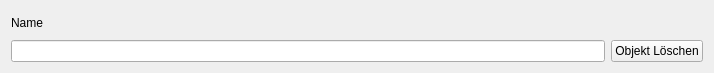
Old version of the form objectsettings.ui in the repository benediktrauch/VectorDrawing.
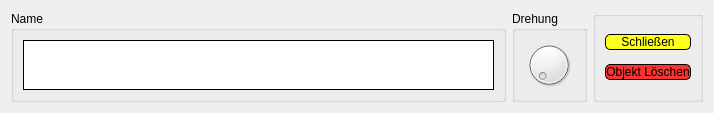
New version of the form. Icons and pictures are not drawn.

Commit message: added rotation, colors and buttons

Diff of the .ui file:
```diff
--- a/objectsettings.ui
+++ b/objectsettings.ui
@@ -13,22 +13,136 @@
   <property name="windowTitle">
    <string>Form</string>
   </property>
-  <layout class="QGridLayout" name="gridLayout">
-   <item row="0" column="0">
-    <widget class="QLabel" name="label">
-     <property name="text">
+  <layout class="QHBoxLayout" name="horizontalLayout">
+   <item>
+    <widget class="QGroupBox" name="Name">
+     <property name="sizePolicy">
+      <sizepolicy hsizetype="MinimumExpanding" vsizetype="Preferred">
+       <horstretch>0</horstretch>
+       <verstretch>0</verstretch>
+      </sizepolicy>
+     </property>
+     <property name="title">
       <string>Name</string>
      </property>
+     <layout class="QVBoxLayout" name="verticalLayout">
+      <item>
+       <widget class="QLineEdit" name="le_objectName">
+        <property name="sizePolicy">
+         <sizepolicy hsizetype="Preferred" vsizetype="Preferred">
+          <horstretch>0</horstretch>
+          <verstretch>0</verstretch>
+         </sizepolicy>
+        </property>
+        <property name="styleSheet">
+         <string notr="true">QLineEdit {
+     background-color: rgb(255, 255, 255); border: 1px solid black;
+}</string>
+        </property>
+       </widget>
+      </item>
+     </layout>
     </widget>
    </item>
-   <item row="1" column="0">
-    <widget class="QLineEdit" name="le_objectName"/>
+   <item>
+    <widget class="QGroupBox" name="groupBox">
+     <property name="title">
+      <string>Drehung</string>
+     </property>
+     <layout class="QHBoxLayout" name="horizontalLayout_2">
+      <item>
+       <widget class="QDial" name="dial">
+        <property name="sizePolicy">
+         <sizepolicy hsizetype="Preferred" vsizetype="Preferred">
+          <horstretch>0</horstretch>
+          <verstretch>0</verstretch>
+         </sizepolicy>
+        </property>
+        <property name="maximumSize">
+         <size>
+          <width>50</width>
+          <height>50</height>
+         </size>
+        </property>
+        <property name="baseSize">
+         <size>
+          <width>30</width>
+          <height>30</height>
+         </size>
+        </property>
+        <property name="maximum">
+         <number>360</number>
+        </property>
+        <property name="singleStep">
+         <number>5</number>
+        </property>
+        <property name="pageStep">
+         <number>90</number>
+        </property>
+        <property name="value">
+         <number>0</number>
+        </property>
+        <property name="sliderPosition">
+         <number>0</number>
+        </property>
+        <property name="orientation">
+         <enum>Qt::Horizontal</enum>
+        </property>
+        <property name="invertedControls">
+         <bool>false</bool>
+        </property>
+       </widget>
+      </item>
+     </layout>
+    </widget>
    </item>
-   <item row="1" column="2">
-    <widget class="QPushButton" name="pb_deleteObject">
-     <property name="text">
-      <string>Objekt Löschen</string>
+   <item>
+    <widget class="QGroupBox" name="groupBox_2">
+     <property name="sizePolicy">
+      <sizepolicy hsizetype="Preferred" vsizetype="Preferred">
+       <horstretch>0</horstretch>
+       <verstretch>0</verstretch>
+      </sizepolicy>
      </property>
+     <property name="title">
+      <string/>
+     </property>
+     <layout class="QVBoxLayout" name="verticalLayout_3">
+      <item>
+       <widget class="QPushButton" name="pushButton">
+        <property name="styleSheet">
+         <string notr="true">QPushButton {
+     background-color: rgb(255, 255, 30); border: 1px solid black;
+     border-radius: 5px;
+}</string>
+        </property>
+        <property name="text">
+         <string>Schließen</string>
+        </property>
+        <property name="icon">
+         <iconset resource="Images/selecttool.qrc">
+          <normaloff>:/new/prefix1/ic_clear_black_18dp.png</normaloff>:/new/prefix1/ic_clear_black_18dp.png</iconset>
+        </property>
+       </widget>
+      </item>
+      <item>
+       <widget class="QPushButton" name="pb_deleteObject">
+        <property name="styleSheet">
+         <string notr="true">QPushButton {
+     background-color: rgb(250, 50, 50); border: 1px solid black;
+     border-radius: 5px;
+}</string>
+        </property>
+        <property name="text">
+         <string>Objekt Löschen</string>
+        </property>
+        <property name="icon">
+         <iconset resource="Images/selecttool.qrc">
+          <normaloff>:/new/prefix1/ic_delete_forever_black_18dp.png</normaloff>:/new/prefix1/ic_delete_forever_black_18dp.png</iconset>
+        </property>
+       </widget>
+      </item>
+     </layout>
     </widget>
    </item>
   </layout>
```
Left out of the diff: 4 changed lines with no effect on the pictures. The commit also changes 19 other files.
